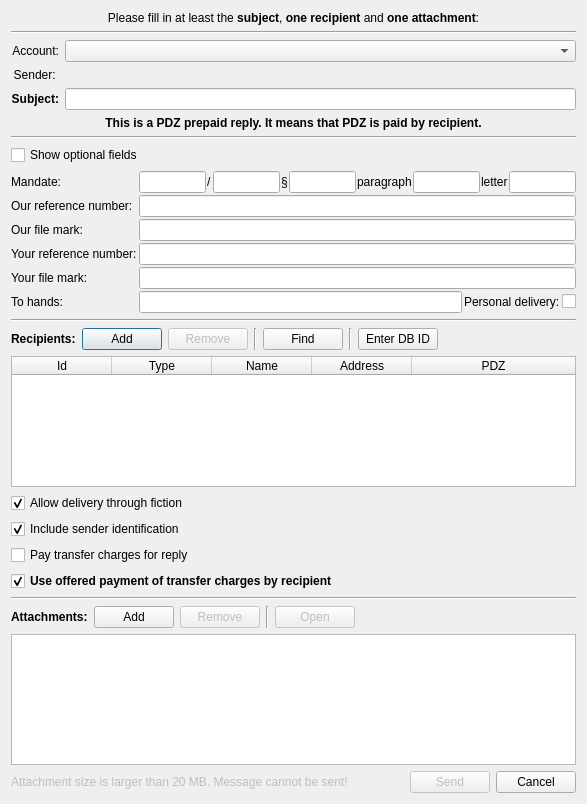
Old version of the form src/gui/ui/dlg_send_message.ui in the repository psakar/datovka.
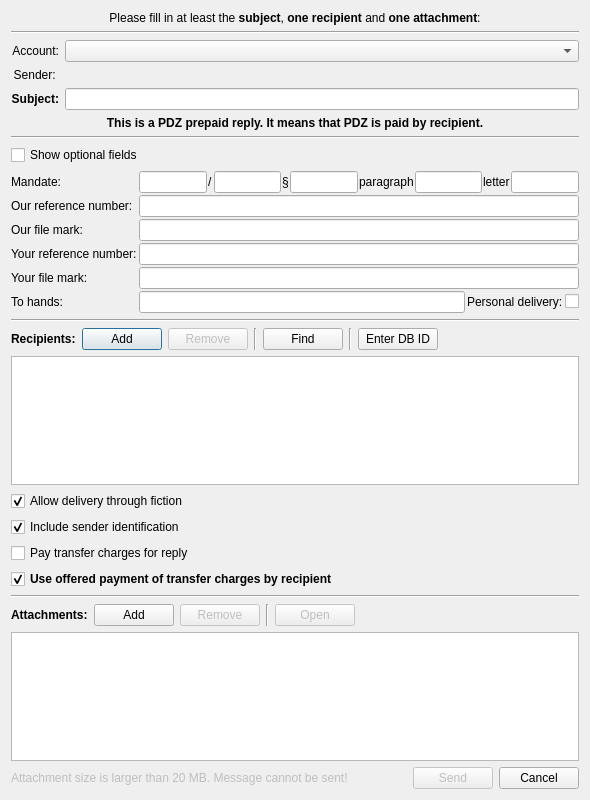
New version of the form. Icons and pictures are not drawn. Custom widgets are drawn as their Qt base class.

Commit message: Replaced recipientTableWidget with recipientTableView in send dialogue.

The edit to the form file:
```diff
--- a/src/gui/ui/dlg_send_message.ui
+++ b/src/gui/ui/dlg_send_message.ui
@@ -9,8 +9,8 @@
    <rect>
     <x>0</x>
     <y>0</y>
-    <width>587</width>
-    <height>804</height>
+    <width>590</width>
+    <height>800</height>
    </rect>
   </property>
   <property name="font">
@@ -492,73 +492,22 @@
     </layout>
    </item>
    <item>
-    <widget class="LoweredTableWidget" name="recipientTableWidget">
-     <property name="selectionBehavior">
-      <enum>QAbstractItemView::SelectRows</enum>
-     </property>
+    <widget class="LoweredTableView" name="recipientTableView">
      <property name="showGrid">
       <bool>false</bool>
      </property>
-     <property name="sortingEnabled">
-      <bool>true</bool>
-     </property>
      <property name="wordWrap">
       <bool>false</bool>
      </property>
      <attribute name="horizontalHeaderHighlightSections">
       <bool>false</bool>
      </attribute>
-     <attribute name="horizontalHeaderShowSortIndicator" stdset="0">
-      <bool>true</bool>
-     </attribute>
      <attribute name="horizontalHeaderStretchLastSection">
       <bool>true</bool>
      </attribute>
      <attribute name="verticalHeaderVisible">
       <bool>false</bool>
      </attribute>
-     <attribute name="verticalHeaderHighlightSections">
-      <bool>false</bool>
-     </attribute>
-     <column>
-      <property name="text">
-       <string>Id</string>
-      </property>
-      <property name="toolTip">
-       <string>Databox ID</string>
-      </property>
-     </column>
-     <column>
-      <property name="text">
-       <string>Type</string>
-      </property>
-     </column>
-     <column>
-      <property name="text">
-       <string>Name</string>
-      </property>
-      <property name="toolTip">
-       <string>Full name of recipient
-or name of organization</string>
-      </property>
-     </column>
-     <column>
-      <property name="text">
-       <string>Address</string>
-      </property>
-      <property name="toolTip">
-       <string>Address of recipient</string>
-      </property>
-     </column>
-     <column>
-      <property name="text">
-       <string>PDZ</string>
-      </property>
-      <property name="toolTip">
-       <string>The message for recipient will be
-sent as Poštovní Datová Zpráva</string>
-      </property>
-     </column>
     </widget>
    </item>
    <item>
@@ -756,18 +705,12 @@
      <property name="showGrid">
       <bool>false</bool>
      </property>
-     <property name="sortingEnabled">
-      <bool>true</bool>
-     </property>
      <property name="wordWrap">
       <bool>false</bool>
      </property>
      <attribute name="horizontalHeaderHighlightSections">
       <bool>false</bool>
      </attribute>
-     <attribute name="horizontalHeaderShowSortIndicator" stdset="0">
-      <bool>false</bool>
-     </attribute>
      <attribute name="horizontalHeaderStretchLastSection">
       <bool>true</bool>
      </attribute>
@@ -848,9 +791,9 @@
  </widget>
  <customwidgets>
   <customwidget>
-   <class>LoweredTableWidget</class>
-   <extends>QTableWidget</extends>
-   <header>lowered_table_widget.h</header>
+   <class>LoweredTableView</class>
+   <extends>QTableView</extends>
+   <header>lowered_table_view.h</header>
   </customwidget>
   <customwidget>
    <class>AttachmentTableView</class>
```
Left out of the diff: 4 changed lines with no effect on the pictures. The commit also changes 2 other files.
